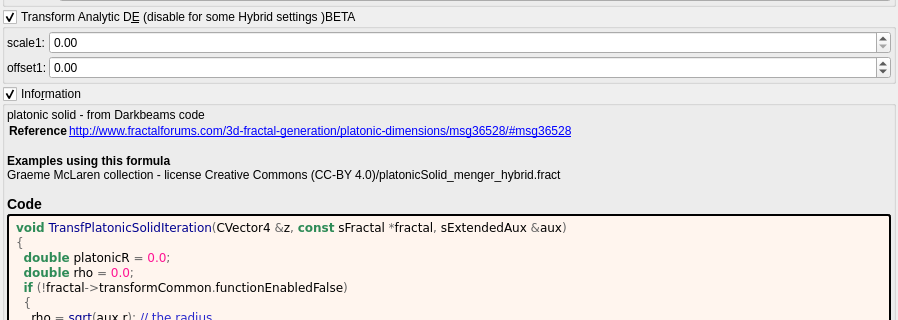
This is mandelbulber2/formula/ui/transf_platonic_solid.ui in buddhi1980/mandelbulber2 as Qt 5 draws it before an edit; both pictures show x 0 to 898 and y 164 to 484 of the 898 by 1177 pixel window. The edited form follows.
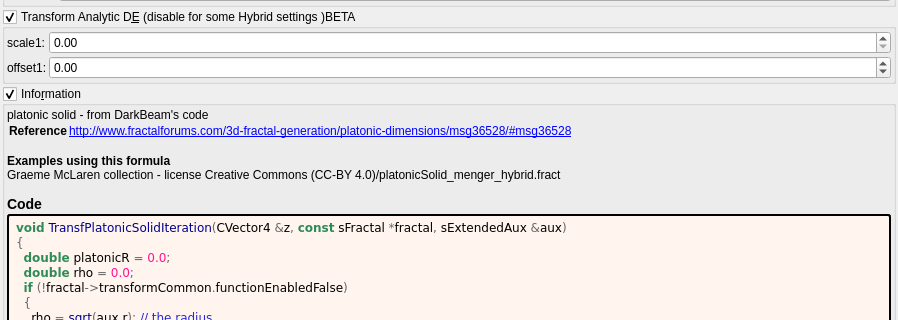
This is the edited form. Custom widgets are drawn as their Qt base class.

The edit to the form file:
```diff
--- a/mandelbulber2/formula/ui/transf_platonic_solid.ui
+++ b/mandelbulber2/formula/ui/transf_platonic_solid.ui
@@ -408,7 +408,7 @@
       <item>
        <widget class="QLabel" name="label_information_general">
         <property name="text">
-         <string notr="true">&lt;p&gt;platonic solid - from Darkbeams code&lt;/p&gt;&lt;table&gt;
+         <string notr="true">&lt;p&gt;platonic solid - from DarkBeam's code&lt;/p&gt;&lt;table&gt;
 &lt;tr&gt;&lt;th&gt;Reference&lt;/th&gt;&lt;td&gt;&lt;a href=&quot;http://www.fractalforums.com/3d-fractal-generation/platonic-dimensions/msg36528/#msg36528&quot;&gt;http://www.fractalforums.com/3d-fractal-generation/platonic-dimensions/msg36528/#msg36528&lt;br&gt;
 &lt;/td&gt;&lt;/tr&gt;
 &lt;/table&gt;
```
